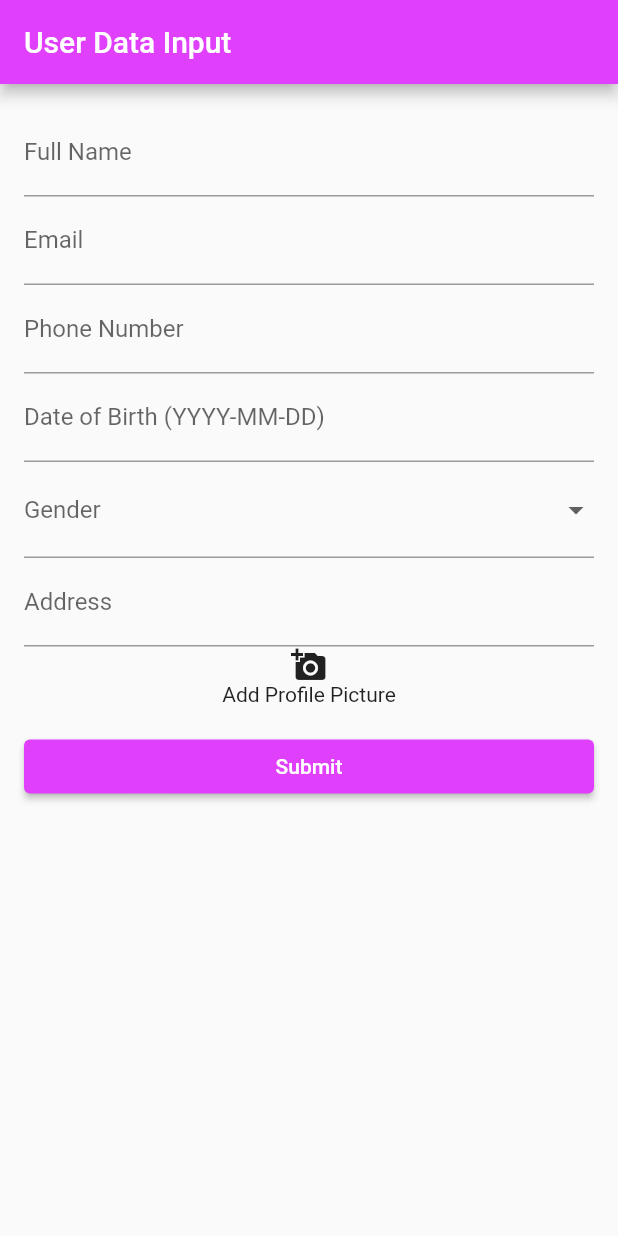
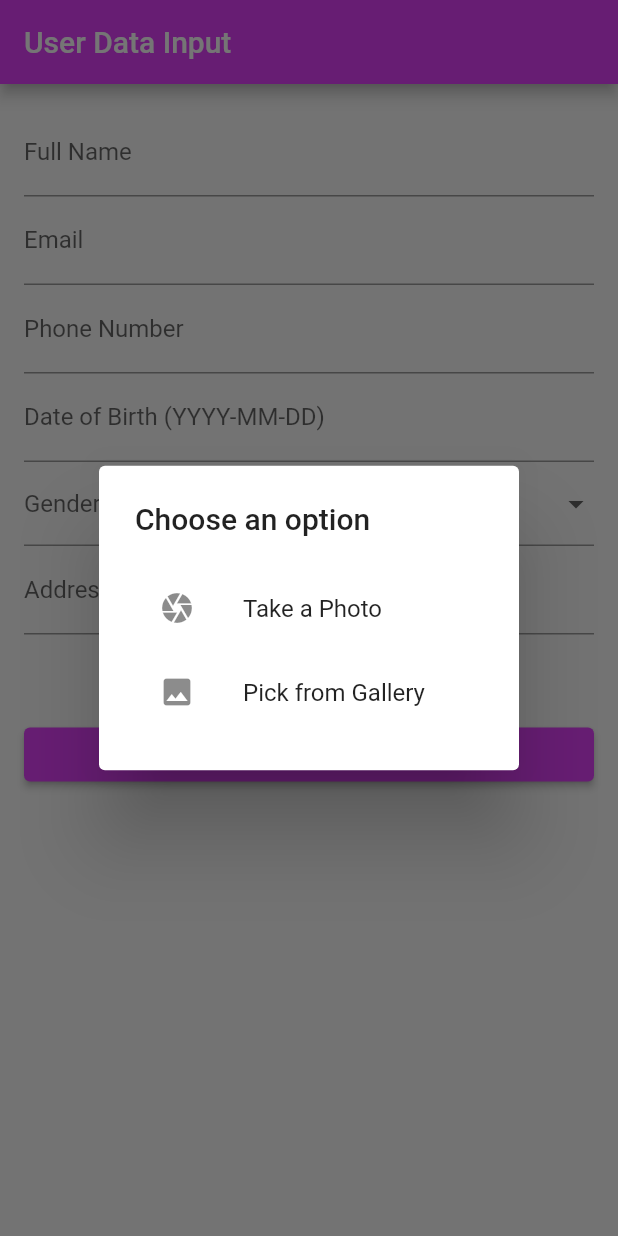
Before and after one commit to richajituri1/user-input-form, a Flutter app: the screen it shows after launch, after a tap on "Add Profile Picture", on a phone screen of 412 x 824 dp. Run offline on Flutter 3.47's test engine with Material 2 defaults, Android fonts, the phone set to English and light mode, and no system bars; our stand-ins replace image_picker, permission_handler.

Commit message:
feat: User Data Input and Display
Explain why this change is being made: -
- Facilitates user data input through a form and displays the data on a
  new screen upon form submission

-

```diff
--- a/lib/data_display_screen.dart
+++ b/lib/data_display_screen.dart
@@ -1,6 +1,4 @@
-import 'dart:io';
-
-import 'package:flutter/material.dart';
+import 'package:form/index.dart';
 
 class DataDisplayScreen extends StatelessWidget {
   final String fullName;
--- a/lib/form_screen.dart
+++ b/lib/form_screen.dart
@@ -1,7 +1,4 @@
-import 'package:flutter/material.dart';
-import 'data_display_screen.dart';
-import 'package:image_picker/image_picker.dart';
-import 'dart:io';
+import 'package:form/index.dart';
 
 class InputFormScreen extends StatefulWidget {
   @override
@@ -19,6 +16,15 @@ class _InputFormScreenState extends State<InputFormScreen> {
   String? _gender;
   String? _address;
   File? _image;
+
+  void _handlePickedImage(XFile? pickedFile) {
+    if (pickedFile != null) {
+      final imageFile = File(pickedFile.path);
+      setState(() {
+        _image = imageFile;
+      });
+    }
+  }
 
 
   bool isValidDate(String date) {
@@ -131,13 +137,22 @@ class _InputFormScreenState extends State<InputFormScreen> {
                 },
               ),
 
-              DropdownButtonFormField<String>(
-                decoration: InputDecoration(labelText: 'Gender'),
+
+              Container(
+                child: Row(
+    children: [
+      Expanded(
+        child: DropdownButtonFormField<String>(
+          decoration: InputDecoration(
+            labelText: 'Gender',
+            isDense: true, // Reduces padding
+          ),
                 value: _gender,
                 items: genderOptions.map((gender) {
                   return DropdownMenuItem<String>(
                   value: gender,
                   child: Text(gender),
+
                   );
                 }).toList(),
                 onChanged: (value) {
@@ -153,8 +168,13 @@ class _InputFormScreenState extends State<InputFormScreen> {
           },
           onSaved: (value) {
             _gender = value;
+
           },
         ),
+      ),
+    ],
+  ),
+),
 
         TextFormField(
           decoration: InputDecoration(labelText: 'Address'),
@@ -171,13 +191,57 @@ class _InputFormScreenState extends State<InputFormScreen> {
 
         GestureDetector(
   onTap: () async {
-    final pickedFile = await ImagePicker().pickImage(source: ImageSource.gallery);
+    final cameraPermission = await Permission.camera.request();
+    final galleryPermission = await Permission.storage.request();
 
-    if (pickedFile != null) {
-      setState(() {
-        _image = File(pickedFile.path);
-      });
-    }
+    if ( cameraPermission.isGranted && galleryPermission.isGranted) {
+    // Display a dialog or bottom sheet with options
+      showDialog(
+        context: context,
+        builder: (context) => AlertDialog(
+          title: Text("Choose an option"),
+          content: Column(
+            mainAxisSize: MainAxisSize.min,
+            children: <Widget>[
+              ListTile(
+                leading: Icon(Icons.camera),
+                title: Text("Take a Photo"),
+                onTap: () async {
+                  Navigator.of(context).pop(); // Close the dialog
+                  final pickedFile = await ImagePicker().pickImage(
+                    source: ImageSource.camera,
+                  );
+                  _handlePickedImage(pickedFile);
+                },
+              ),
+              ListTile(
+                leading: Icon(Icons.photo),
+                title: Text("Pick from Gallery"),
+                onTap: () async {
+                  Navigator.of(context).pop(); // Close the dialog
+                  final pickedFile = await ImagePicker().pickImage(
+                    source: ImageSource.gallery,
+                  );
+                  _handlePickedImage(pickedFile);
+                },
+              ),
+            ],
+          ),
+        ),
+      );
+  }else {
+    // Handle permissions not granted
+      if (cameraPermission.isDenied) {
+        // Handle the case when camera permission is denied
+      }
+      if (galleryPermission.isDenied) {
+        // Handle the case when gallery permission is denied
+      }
+  }
+
+
+
+
   },
   child: Column(
     children: <Widget>[
@@ -192,6 +256,7 @@ class _InputFormScreenState extends State<InputFormScreen> {
       Text('Add Profile Picture'),
     ],
   ),
+
 ),
 
 
--- a/lib/index.dart
+++ b/lib/index.dart
@@ -1,2 +1,6 @@
+export 'package:flutter/material.dart';
 export 'data_display_screen.dart';
 export 'form_screen.dart';
+export 'package:image_picker/image_picker.dart';
+export 'package:permission_handler/permission_handler.dart';
+export "dart:io";
--- a/pubspec.yaml
+++ b/pubspec.yaml
@@ -31,6 +31,7 @@ dependencies:
   flutter:
     sdk: flutter
   image_picker: ^0.8.4
+  permission_handler: ^11.0.1
 
   # The following adds the Cupertino Icons font to your application.
   # Use with the CupertinoIcons class for iOS style icons.
```
Also changed, not shown: pubspec.lock, 4 other files.
